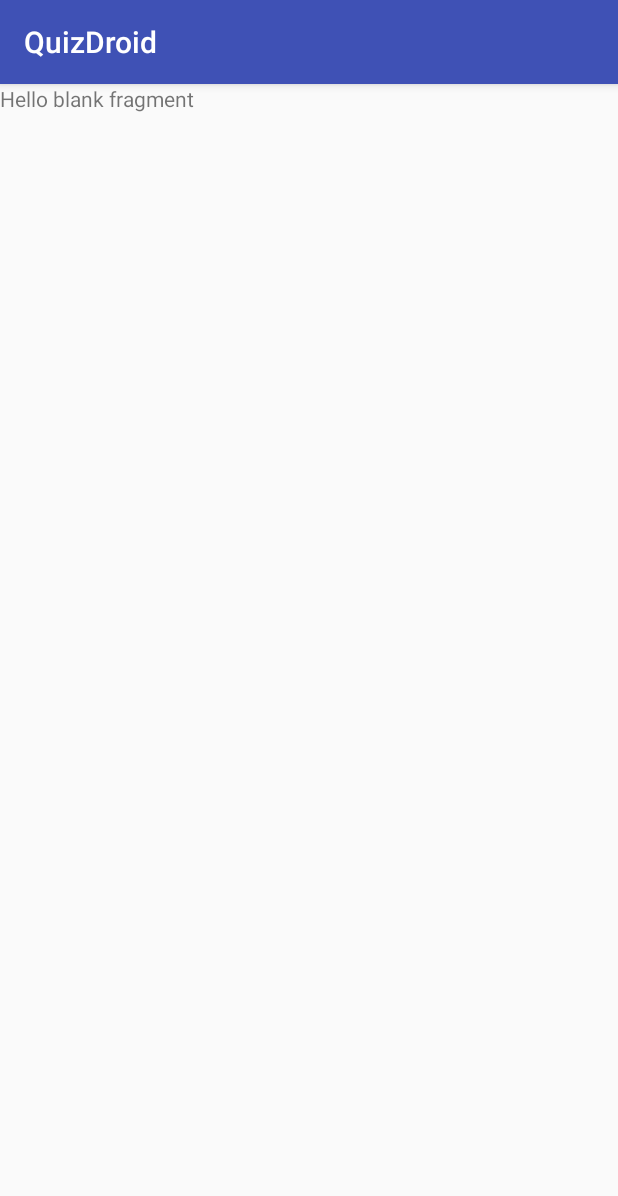
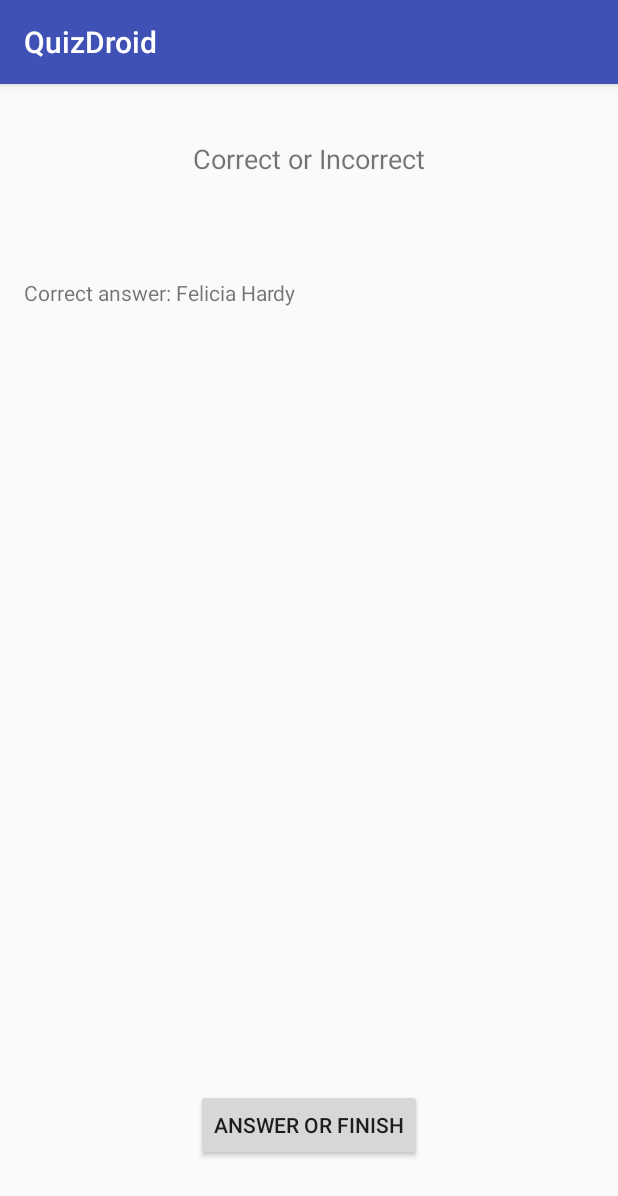
Before and after one commit to natetan/quizdroid, an Android app: the fragment AnswerFragment shown on its own in the app's theme, on a phone screen of 412 x 824 dp. Shown: the top 1196 px of the screen. Run offline under Robolectric (Android 15) with nearby library versions, the phone set to English and light mode, and no system bars; 1 statement that could not run was skipped.

Commit message:
direct answer frag to first page

```diff
--- a/app/src/main/AndroidManifest.xml
+++ b/app/src/main/AndroidManifest.xml
@@ -15,8 +15,6 @@
         <category android:name="android.intent.category.LAUNCHER"/>
       </intent-filter>
     </activity>
-    <activity android:name=".ResultsActivity">
-    </activity>
     <activity android:name=".QuizActivity">
     </activity>
   </application>
--- a/app/src/main/java/edu/washington/swifties/quizdroid/AnswerFragment.java
+++ b/app/src/main/java/edu/washington/swifties/quizdroid/AnswerFragment.java
@@ -1,17 +1,22 @@
 package edu.washington.swifties.quizdroid;
 
 
+import android.content.Intent;
 import android.os.Bundle;
-import android.support.v4.app.Fragment;
+import android.app.Fragment;
 import android.view.LayoutInflater;
 import android.view.View;
 import android.view.ViewGroup;
+import android.widget.Button;
+import android.widget.TextView;
 
 
 /**
  * A simple {@link Fragment} subclass.
  */
 public class AnswerFragment extends Fragment {
+  private Button nextPageButton;
+  private TextView resultTextView, correctAnswerTextView, answerChosenTextView;
 
 
   public AnswerFragment() {
@@ -23,7 +28,25 @@ public class AnswerFragment extends Fragment {
   public View onCreateView(LayoutInflater inflater, ViewGroup container,
                            Bundle savedInstanceState) {
     // Inflate the layout for this fragment
-    return inflater.inflate(R.layout.fragment_answer, container, false);
+    View view = inflater.inflate(R.layout.fragment_answer, container, false);
+
+    resultTextView = (TextView) view.findViewById(R.id.resultTextView);
+    correctAnswerTextView = (TextView) view.findViewById(R.id.correctAnswerTextView);
+
+    String answerSelected = getArguments().getString(QuestionFragment.SELECTED_ANSWER);
+    answerChosenTextView = (TextView) view.findViewById(R.id.answerChosenTextView);
+    answerChosenTextView.setText(answerSelected);
+
+    nextPageButton = (Button) view.findViewById(R.id.nextPageButton);
+    nextPageButton.setOnClickListener(new View.OnClickListener() {
+      @Override
+      public void onClick(View view) {
+        Intent intent = new Intent(getActivity(), MainActivity.class);
+        startActivity(intent);
+      }
+    });
+
+    return view;
   }
 
 }
--- a/app/src/main/java/edu/washington/swifties/quizdroid/QuestionFragment.java
+++ b/app/src/main/java/edu/washington/swifties/quizdroid/QuestionFragment.java
@@ -1,6 +1,8 @@
 package edu.washington.swifties.quizdroid;
 
 
+import android.app.FragmentManager;
+import android.app.FragmentTransaction;
 import android.os.Bundle;
 import android.app.Fragment;
 import android.view.LayoutInflater;
@@ -19,6 +21,9 @@ public class QuestionFragment extends Fragment {
   private RadioGroup choices;
   private TextView questionTextView;
   private Button submitButton;
+  private String selectedAnswer;
+
+  public static final String SELECTED_ANSWER = "selected_answer";
 
   public QuestionFragment() {
     // Required empty public constructor
@@ -36,7 +41,17 @@ public class QuestionFragment extends Fragment {
     submitButton.setOnClickListener(new View.OnClickListener() {
       @Override
       public void onClick(View view) {
-        questionTextView.setText("Testing button click");
+        Fragment next = new AnswerFragment();
+
+        Bundle bundle = new Bundle();
+        bundle.putString(SELECTED_ANSWER, selectedAnswer);
+        next.setArguments(bundle);
+
+        FragmentManager fm = getActivity().getFragmentManager();
+        FragmentTransaction tx = fm.beginTransaction();
+        tx.replace(R.id.fragment_placeholder, next);
+        tx.addToBackStack(null);
+        tx.commit();
       }
     });
 
@@ -49,6 +64,7 @@ public class QuestionFragment extends Fragment {
         int id = choices.getCheckedRadioButtonId();
         // Gets the actual radio button that is clicked (so we can grab text)
         RadioButton rb = (RadioButton) view.findViewById(id);
+        selectedAnswer = rb.getText().toString();
       }
     });
 
--- a/app/src/main/res/layout/fragment_answer.xml
+++ b/app/src/main/res/layout/fragment_answer.xml
@@ -1,13 +1,52 @@
-<FrameLayout xmlns:android="http://schemas.android.com/apk/res/android"
-             xmlns:tools="http://schemas.android.com/tools"
-             android:layout_width="match_parent"
-             android:layout_height="match_parent"
-             tools:context="edu.washington.swifties.quizdroid.AnswerFragment">
+<?xml version="1.0" encoding="utf-8"?>
+<RelativeLayout
+  xmlns:android="http://schemas.android.com/apk/res/android"
+  xmlns:tools="http://schemas.android.com/tools"
+  android:id="@+id/activity_results"
+  android:layout_width="match_parent"
+  android:layout_height="match_parent"
+  android:paddingBottom="@dimen/activity_vertical_margin"
+  android:paddingLeft="@dimen/activity_horizontal_margin"
+  android:paddingRight="@dimen/activity_horizontal_margin"
+  android:paddingTop="@dimen/activity_vertical_margin"
+  tools:context="edu.washington.swifties.quizdroid.ResultsActivity">
 
-  <!-- TODO: Update blank fragment layout -->
   <TextView
+    android:text="You said:"
     android:layout_width="match_parent"
-    android:layout_height="match_parent"
-    android:text="@string/hello_blank_fragment"/>
+    android:layout_height="wrap_content"
+    android:layout_marginTop="72dp"
+    android:id="@+id/answerChosenTextView"
+    android:layout_below="@+id/correctAnswerTextView"
+    android:layout_alignParentLeft="true"
+    android:layout_alignParentStart="true"/>
 
-</FrameLayout>
+  <TextView
+    android:text="Correct or Incorrect"
+    android:layout_width="wrap_content"
+    android:layout_height="wrap_content"
+    android:layout_alignParentTop="true"
+    android:layout_centerHorizontal="true"
+    android:layout_marginTop="21dp"
+    android:id="@+id/resultTextView"
+    android:textSize="18dp"/>
+
+  <Button
+    android:text="ANSWER OR FINISH"
+    android:layout_width="wrap_content"
+    android:layout_height="wrap_content"
+    android:layout_alignParentBottom="true"
+    android:layout_centerHorizontal="true"
+    android:layout_marginBottom="34dp"
+    android:id="@+id/nextPageButton"/>
+
+  <TextView
+    android:text="Correct answer: Felicia Hardy"
+    android:layout_width="match_parent"
+    android:layout_height="wrap_content"
+    android:layout_marginTop="67dp"
+    android:id="@+id/correctAnswerTextView"
+    android:layout_below="@+id/resultTextView"
+    android:layout_alignParentLeft="true"
+    android:layout_alignParentStart="true"/>
+</RelativeLayout>
```
